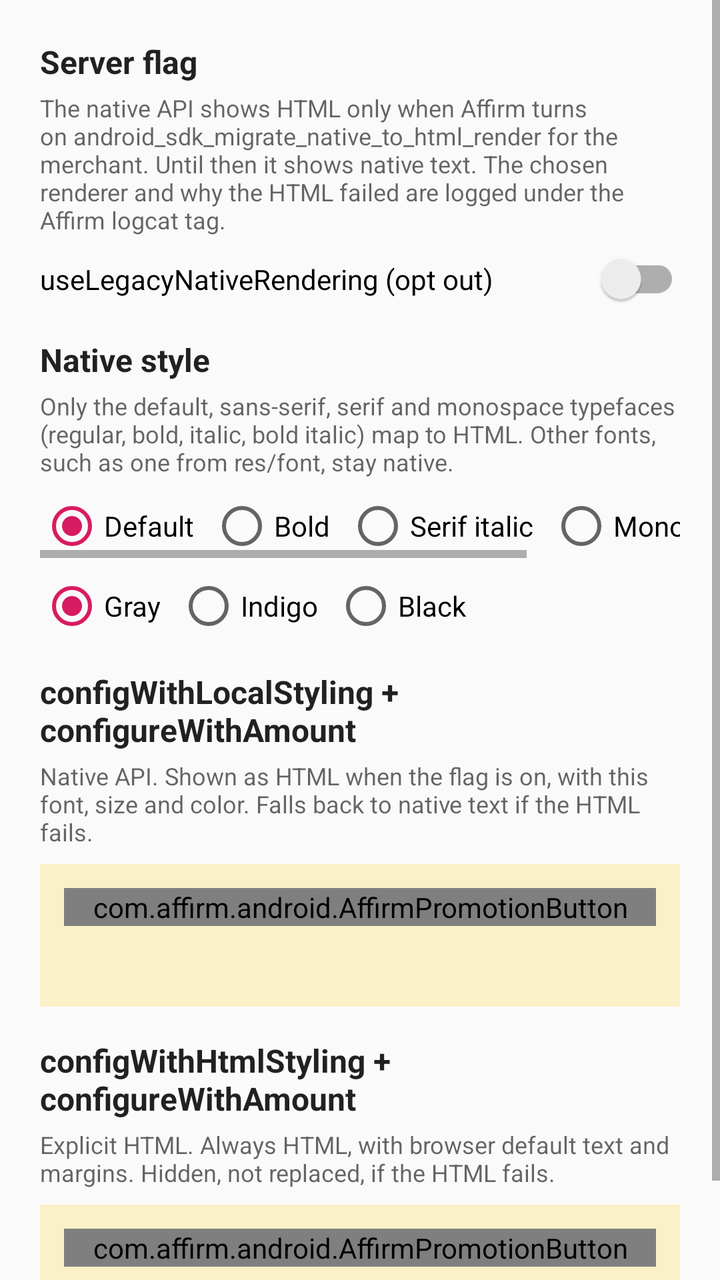
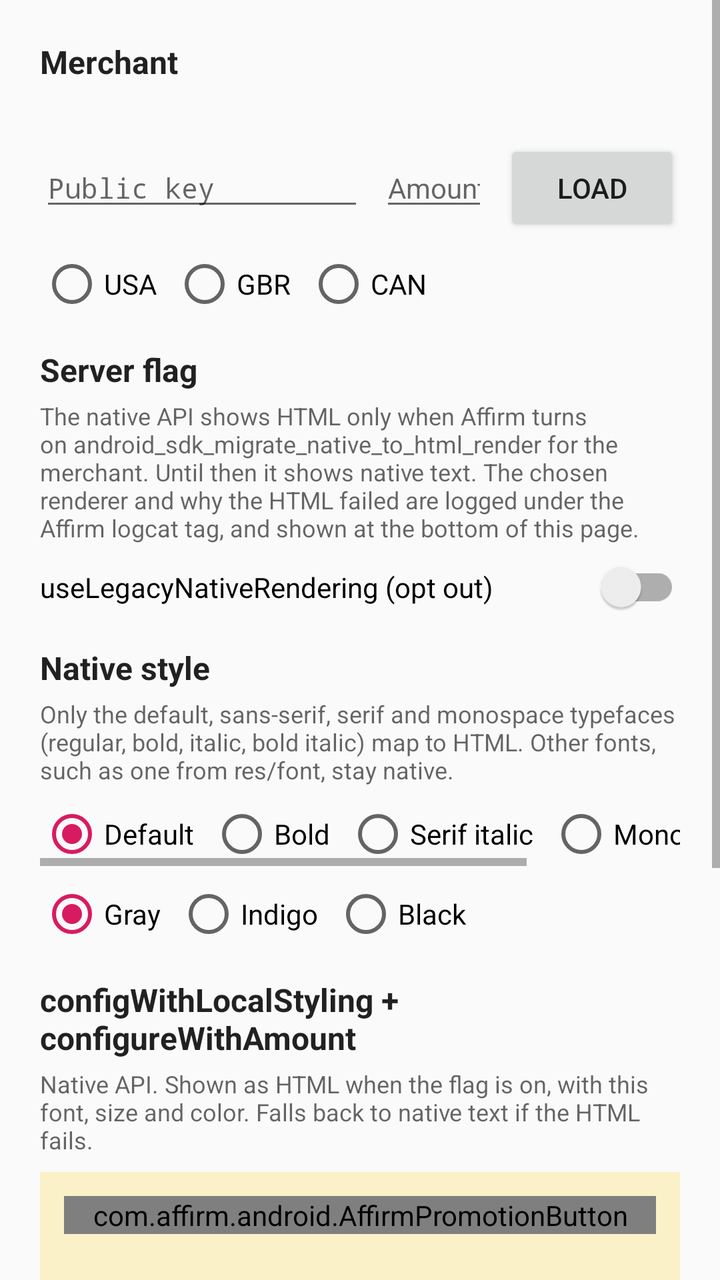

The first picture is an Android layout as it rendered before a commit; the second is the same layout after the commit. The layout source and the unified diff follow.
<!-- AndroidManifest.xml: application theme AppTheme -->
<!-- res/layout/activity_render_migration.xml -->
<?xml version="1.0" encoding="utf-8"?>
<ScrollView xmlns:android="http://schemas.android.com/apk/res/android"
    xmlns:app="http://schemas.android.com/apk/res-auto"
    android:layout_width="match_parent"
    android:layout_height="match_parent">

    <LinearLayout
        android:layout_width="match_parent"
        android:layout_height="wrap_content"
        android:orientation="vertical"
        android:padding="20dp">

        <TextView
            style="@style/RenderDemoHeader"
            android:layout_marginTop="0dp"
            android:text="@string/render_demo_flag" />

        <TextView
            style="@style/RenderDemoNote"
            android:text="@string/render_demo_flag_note" />

        <androidx.appcompat.widget.SwitchCompat
            android:id="@+id/opt_out"
            android:layout_width="match_parent"
            android:layout_height="wrap_content"
            android:layout_marginTop="8dp"
            android:text="@string/render_demo_opt_out" />

        <TextView
            style="@style/RenderDemoHeader"
            android:text="@string/render_demo_style" />

        <TextView
            style="@style/RenderDemoNote"
            android:text="@string/render_demo_style_note" />

        <HorizontalScrollView
            android:layout_width="match_parent"
            android:layout_height="wrap_content">

            <RadioGroup
                android:id="@+id/font"
                style="@style/RenderDemoChoices"
                android:layout_width="wrap_content"
                android:checkedButton="@+id/font_default">

                <RadioButton
                    android:id="@id/font_default"
                    style="@style/RenderDemoChoice"
                    android:text="@string/render_demo_font_default" />

                <RadioButton
                    android:id="@+id/font_bold"
                    style="@style/RenderDemoChoice"
                    android:text="@string/render_demo_font_bold" />

                <RadioButton
                    android:id="@+id/font_serif_italic"
                    style="@style/RenderDemoChoice"
                    android:text="@string/render_demo_font_serif_italic" />

                <RadioButton
                    android:id="@+id/font_mono"
                    style="@style/RenderDemoChoice"
                    android:text="@string/render_demo_font_mono" />

                <RadioButton
                    android:id="@+id/font_custom"
                    style="@style/RenderDemoChoice"
                    android:text="@string/render_demo_font_custom" />
            </RadioGroup>
        </HorizontalScrollView>

        <RadioGroup
            android:id="@+id/color"
            style="@style/RenderDemoChoices"
            android:checkedButton="@+id/color_gray">

            <RadioButton
                android:id="@id/color_gray"
                style="@style/RenderDemoChoice"
                android:text="@string/render_demo_color_gray" />

            <RadioButton
                android:id="@+id/color_indigo"
                style="@style/RenderDemoChoice"
                android:text="@string/render_demo_color_indigo" />

            <RadioButton
                android:id="@+id/color_black"
                style="@style/RenderDemoChoice"
                android:text="@string/render_demo_color_black" />
        </RadioGroup>

        <TextView
            style="@style/RenderDemoHeader"
            android:text="@string/render_demo_native_api" />

        <TextView
            style="@style/RenderDemoNote"
            android:text="@string/render_demo_native_api_note" />

        
        <LinearLayout style="@style/RenderDemoCard">

            <com.affirm.android.AffirmPromotionButton
                android:id="@+id/native_api_promo"
                android:layout_width="match_parent"
                android:layout_height="wrap_content"
                app:htmlStyling="false" />

            <TextView
                android:id="@+id/native_api_status"
                style="@style/RenderDemoStatus" />
        </LinearLayout>

        <TextView
            style="@style/RenderDemoHeader"
            android:text="@string/render_demo_explicit_html" />

        <TextView
            style="@style/RenderDemoNote"
            android:text="@string/render_demo_explicit_html_note" />

        <LinearLayout style="@style/RenderDemoCard">

            <com.affirm.android.AffirmPromotionButton
                android:id="@+id/explicit_html_promo"
                android:layout_width="match_parent"
                android:layout_height="wrap_content"
                app:htmlStyling="true" />

            <TextView
                android:id="@+id/explicit_html_status"
                style="@style/RenderDemoStatus" />
        </LinearLayout>
    </LinearLayout>
</ScrollView>
<!-- resources referenced by this layout -->
<resources>
  <string name="render_demo_color_black">Black</string>
  <string name="render_demo_color_gray">Gray</string>
  <string name="render_demo_color_indigo">Indigo</string>
  <string name="render_demo_explicit_html">configWithHtmlStyling + configureWithAmount</string>
  <string name="render_demo_explicit_html_note">Explicit HTML. Always HTML, with browser default text and margins. Hidden, not replaced, if the HTML fails.</string>
  <string name="render_demo_flag">Server flag</string>
  <string name="render_demo_flag_note">The native API shows HTML only when Affirm turns on android_sdk_migrate_native_to_html_render for the merchant. Until then it shows native text. The chosen renderer and why the HTML failed are logged under the Affirm logcat tag.</string>
  <string name="render_demo_font_bold">Bold</string>
  <string name="render_demo_font_custom">Lacquer</string>
  <string name="render_demo_font_default">Default</string>
  <string name="render_demo_font_mono">Mono</string>
  <string name="render_demo_font_serif_italic">Serif italic</string>
  <string name="render_demo_native_api">configWithLocalStyling + configureWithAmount</string>
  <string name="render_demo_native_api_note">Native API. Shown as HTML when the flag is on, with this font, size and color. Falls back to native text if the HTML fails.</string>
  <string name="render_demo_opt_out">useLegacyNativeRendering (opt out)</string>
  <string name="render_demo_style">Native style</string>
  <string name="render_demo_style_note">Only the default, sans-serif, serif and monospace typefaces (regular, bold, italic, bold italic) map to HTML. Other fonts, such as one from res/font, stay native.</string>
  <style name="RenderDemoChoice">
          <item name="android:layout_width">wrap_content</item>
          <item name="android:layout_height">wrap_content</item>
          <item name="android:layout_marginEnd">8dp</item>
      </style>
  <style name="RenderDemoChoices">
          <item name="android:layout_width">match_parent</item>
          <item name="android:layout_height">wrap_content</item>
          <item name="android:layout_marginTop">8dp</item>
          <item name="android:orientation">horizontal</item>
      </style>
  <style name="RenderDemoNote">
          <item name="android:layout_width">match_parent</item>
          <item name="android:layout_height">wrap_content</item>
          <item name="android:layout_marginTop">4dp</item>
          <item name="android:textAppearance">@style/TextAppearance.AppCompat.Caption</item>
      </style>
  <style name="RenderDemoStatus">
          <item name="android:layout_width">match_parent</item>
          <item name="android:layout_height">wrap_content</item>
          <item name="android:layout_marginTop">12dp</item>
          <item name="android:textAppearance">@style/TextAppearance.AppCompat.Caption</item>
      </style>
  <style name="AppTheme" parent="Theme.AppCompat.Light">
          
          <item name="colorPrimary">@color/colorPrimary</item>
          <item name="colorPrimaryDark">@color/colorPrimaryDark</item>
          <item name="colorAccent">@color/colorAccent</item>
      </style>
  <color name="renderDemoCard">#33FFCC00</color>
  <color name="colorPrimary">#008577</color>
  <color name="colorPrimaryDark">#00574B</color>
  <color name="colorAccent">#D81B60</color>
  <!-- unchanged entries left out for length: 2 -->
</resources>

<!-- the commit's change to res/layout/activity_render_migration.xml (unified diff, before → after) -->
@@ -13,6 +13,73 @@
         <TextView
             style="@style/RenderDemoHeader"
             android:layout_marginTop="0dp"
+            android:text="@string/render_demo_merchant" />
+
+        <TextView
+            android:id="@+id/environment"
+            style="@style/RenderDemoNote" />
+
+        <LinearLayout
+            android:layout_width="match_parent"
+            android:layout_height="wrap_content"
+            android:layout_marginTop="8dp"
+            android:baselineAligned="true"
+            android:orientation="horizontal">
+
+            <EditText
+                android:id="@+id/public_key"
+                android:layout_width="0dp"
+                android:layout_height="wrap_content"
+                android:layout_weight="3"
+                android:fontFamily="monospace"
+                android:hint="@string/render_demo_public_key"
+                android:importantForAutofill="no"
+                android:inputType="textCapCharacters|textNoSuggestions"
+                android:maxLines="1"
+                android:textSize="14sp" />
+
+            <EditText
+                android:id="@+id/amount"
+                android:layout_width="0dp"
+                android:layout_height="wrap_content"
+                android:layout_marginStart="8dp"
+                android:layout_weight="1"
+                android:hint="@string/render_demo_amount"
+                android:importantForAutofill="no"
+                android:inputType="numberDecimal"
+                android:maxLines="1"
+                android:textSize="14sp" />
+
+            <Button
+                android:id="@+id/load"
+                android:layout_width="wrap_content"
+                android:layout_height="wrap_content"
+                android:layout_marginStart="8dp"
+                android:text="@string/render_demo_load" />
+        </LinearLayout>
+
+        <RadioGroup
+            android:id="@+id/country"
+            style="@style/RenderDemoChoices">
+
+            <RadioButton
+                android:id="@+id/country_usa"
+                style="@style/RenderDemoChoice"
+                android:text="@string/render_demo_country_usa" />
+
+            <RadioButton
+                android:id="@+id/country_gbr"
+                style="@style/RenderDemoChoice"
+                android:text="@string/render_demo_country_gbr" />
+
+            <RadioButton
+                android:id="@+id/country_can"
+                style="@style/RenderDemoChoice"
+                android:text="@string/render_demo_country_can" />
+        </RadioGroup>
+
+        <TextView
+            style="@style/RenderDemoHeader"
             android:text="@string/render_demo_flag" />
 
         <TextView
@@ -134,5 +201,37 @@
                 android:id="@+id/explicit_html_status"
                 style="@style/RenderDemoStatus" />
         </LinearLayout>
+
+        <LinearLayout
+            android:layout_width="match_parent"
+            android:layout_height="wrap_content"
+            android:layout_marginTop="16dp"
+            android:gravity="center_vertical"
+            android:orientation="horizontal">
+
+            <TextView
+                style="@style/RenderDemoHeader"
+                android:layout_width="0dp"
+                android:layout_marginTop="0dp"
+                android:layout_weight="1"
+                android:text="@string/render_demo_log" />
+
+            <Button
+                android:id="@+id/copy_log"
+                style="@style/Widget.AppCompat.Button.Borderless.Colored"
+                android:layout_width="wrap_content"
+                android:layout_height="wrap_content"
+                android:text="@string/render_demo_copy" />
+        </LinearLayout>
+
+        <TextView
+            android:id="@+id/log"
+            android:layout_width="match_parent"
+            android:layout_height="wrap_content"
+            android:background="@color/renderDemoLog"
+            android:fontFamily="monospace"
+            android:padding="8dp"
+            android:textIsSelectable="true"
+            android:textSize="12sp" />
     </LinearLayout>
 </ScrollView>
<!-- resource entries referenced after the edit -->
@@ -1,20 +1,30 @@
 <!-- resources referenced by this layout -->
 <resources>
+  <color name="renderDemoLog">#0F000000</color>
+  <string name="render_demo_amount">Amount</string>
   <string name="render_demo_color_black">Black</string>
   <string name="render_demo_color_gray">Gray</string>
   <string name="render_demo_color_indigo">Indigo</string>
+  <string name="render_demo_copy">Copy</string>
+  <string name="render_demo_country_can">CAN</string>
+  <string name="render_demo_country_gbr">GBR</string>
+  <string name="render_demo_country_usa">USA</string>
   <string name="render_demo_explicit_html">configWithHtmlStyling + configureWithAmount</string>
   <string name="render_demo_explicit_html_note">Explicit HTML. Always HTML, with browser default text and margins. Hidden, not replaced, if the HTML fails.</string>
   <string name="render_demo_flag">Server flag</string>
-  <string name="render_demo_flag_note">The native API shows HTML only when Affirm turns on android_sdk_migrate_native_to_html_render for the merchant. Until then it shows native text. The chosen renderer and why the HTML failed are logged under the Affirm logcat tag.</string>
+  <string name="render_demo_flag_note">The native API shows HTML only when Affirm turns on android_sdk_migrate_native_to_html_render for the merchant. Until then it shows native text. The chosen renderer and why the HTML failed are logged under the Affirm logcat tag, and shown at the bottom of this page.</string>
   <string name="render_demo_font_bold">Bold</string>
   <string name="render_demo_font_custom">Lacquer</string>
   <string name="render_demo_font_default">Default</string>
   <string name="render_demo_font_mono">Mono</string>
   <string name="render_demo_font_serif_italic">Serif italic</string>
+  <string name="render_demo_load">Load</string>
+  <string name="render_demo_log">SDK log since the last load</string>
+  <string name="render_demo_merchant">Merchant</string>
   <string name="render_demo_native_api">configWithLocalStyling + configureWithAmount</string>
   <string name="render_demo_native_api_note">Native API. Shown as HTML when the flag is on, with this font, size and color. Falls back to native text if the HTML fails.</string>
   <string name="render_demo_opt_out">useLegacyNativeRendering (opt out)</string>
+  <string name="render_demo_public_key">Public key</string>
   <string name="render_demo_style">Native style</string>
   <string name="render_demo_style_note">Only the default, sans-serif, serif and monospace typefaces (regular, bold, italic, bold italic) map to HTML. Other fonts, such as one from res/font, stay native.</string>
   <style name="RenderDemoChoice">
